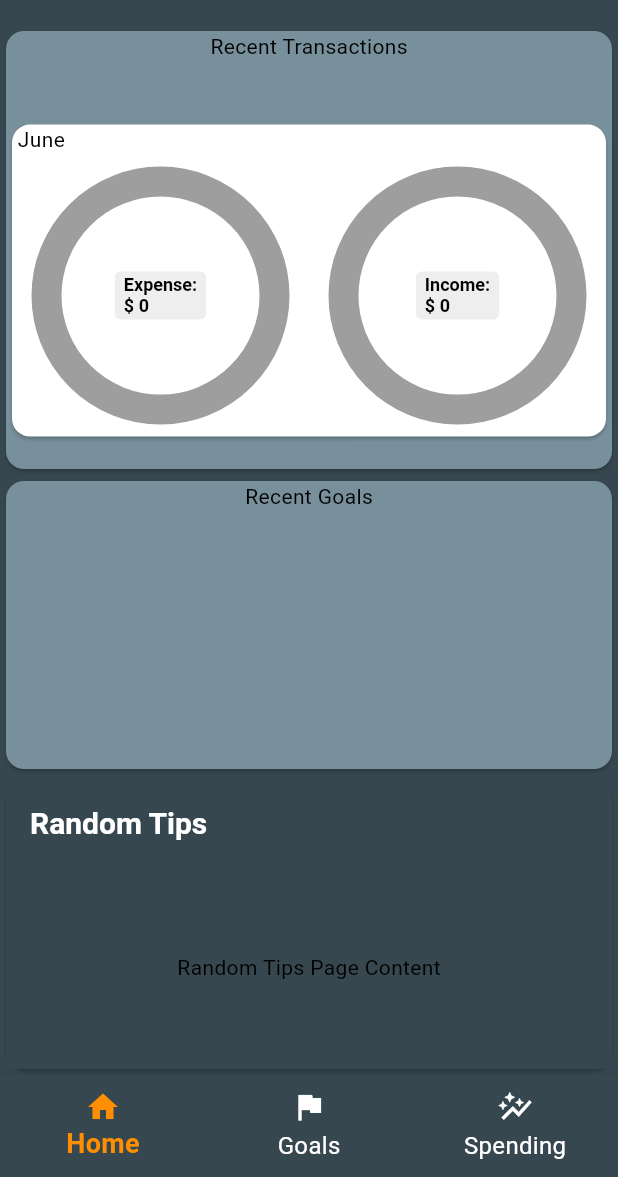
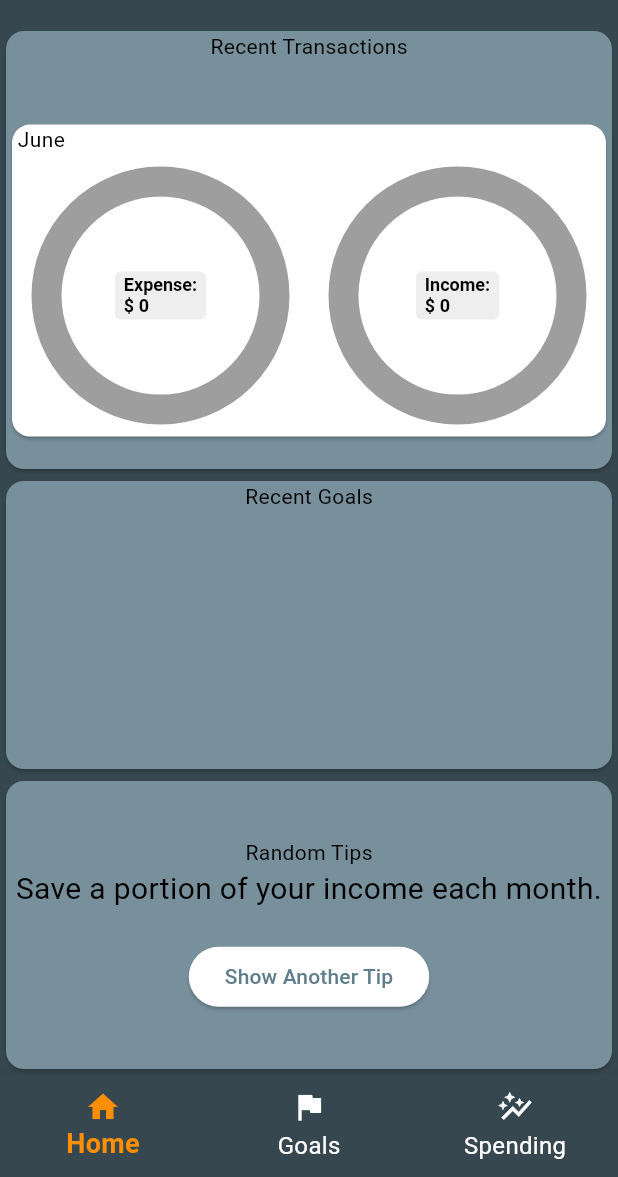
Before and after one commit to hieudphung/MobileAppDevProject1, a Flutter app: the screen it shows after launch, on a phone screen of 412 x 824 dp, the part 59-1236 px from its top. Run offline on Flutter 3.47's test engine with Material 3 defaults, Android fonts, the phone set to English and light mode, and no system bars; drawn by our look-alikes of pie_chart; our stand-ins replace sqflite; accounts and stored records are empty.

Commit message:
adding snippet
Adding snippet from random tips branch

```diff
--- a/finance_app/lib/pages/random_tips_page.dart
+++ b/finance_app/lib/pages/random_tips_page.dart
@@ -1,17 +1,59 @@
 import 'package:flutter/material.dart';
+import 'dart:math';
 
-class RandomTipsPage extends StatelessWidget {
-  const RandomTipsPage ({super.key});
+class RandomTipsPage extends StatefulWidget {
+  @override
+  _RandomTipsPageState createState() => _RandomTipsPageState();
+}
+
+class _RandomTipsPageState extends State<RandomTipsPage> {
+  final List<String> tips = [
+    'Save a portion of your income each month.',
+    'Create and stick to a budget.',
+    'Invest in a diversified portfolio.',
+    'Avoid high-interest debt.',
+    'Track your expenses regularly.',
+    'Plan for retirement early.',
+    'Build an emergency fund.',
+    'Live below your means.',
+    'Take advantage of employer matching in retirement accounts.',
+    'Educate yourself about personal finance.'
+  ];
+
+  String randomTip = '';
+
+  @override
+  void initState() {
+    super.initState();
+    generateRandomTip();
+  }
+
+  void generateRandomTip() {
+    final random = Random();
+    setState(() {
+      randomTip = tips[random.nextInt(tips.length)];
+    });
+  }
 
   @override
   Widget build(BuildContext context) {
-    return Scaffold(
-      appBar: AppBar(
-        title: Text('Random Tips'),
-      ),
-      body: Center(
-        child: Text('Random Tips Page Content'),
-      ),
-    );
+    return Center(
+        child: Column(
+          mainAxisAlignment: MainAxisAlignment.center,
+          children: <Widget>[
+            const Text("Random Tips"),
+            Text(
+              randomTip,
+              textAlign: TextAlign.center,
+              style: TextStyle(fontSize: 20.0),
+            ),
+            SizedBox(height: 20.0),
+            ElevatedButton(
+              onPressed: generateRandomTip,
+              child: Text('Show Another Tip'),
+            ),
+          ],
+        ),
+      );
   }
 }
```
